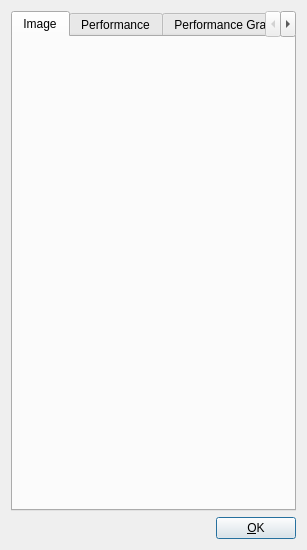
Old version of the form ui/processdetails.ui in the repository inspectC/linux-process-explorer.
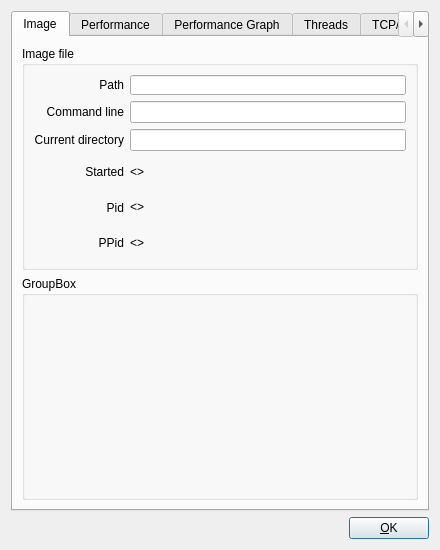
New version of the form. The open tabs and pages were chosen to show the change. Custom widgets are drawn as their Qt base class.

Commit message: UI for process image data added. Contents to be done!

Patch:
```diff
--- a/ui/processdetails.ui
+++ b/ui/processdetails.ui
@@ -6,7 +6,7 @@
    <rect>
     <x>0</x>
     <y>0</y>
-    <width>307</width>
+    <width>440</width>
     <height>549</height>
    </rect>
   </property>
@@ -47,6 +47,241 @@
       <attribute name="title">
        <string>Image</string>
       </attribute>
+      <layout class="QVBoxLayout" name="verticalLayout_7">
+       <item>
+        <widget class="QGroupBox" name="groupBox_7">
+         <property name="title">
+          <string>Image file</string>
+         </property>
+         <layout class="QVBoxLayout" name="verticalLayout_6">
+          <item>
+           <layout class="QHBoxLayout" name="horizontalLayout_8">
+            <property name="spacing">
+             <number>-1</number>
+            </property>
+            <property name="sizeConstraint">
+             <enum>QLayout::SetDefaultConstraint</enum>
+            </property>
+            <item>
+             <widget class="QLabel" name="label_2">
+              <property name="minimumSize">
+               <size>
+                <width>90</width>
+                <height>0</height>
+               </size>
+              </property>
+              <property name="maximumSize">
+               <size>
+                <width>90</width>
+                <height>20</height>
+               </size>
+              </property>
+              <property name="text">
+               <string>Path</string>
+              </property>
+              <property name="alignment">
+               <set>Qt::AlignRight|Qt::AlignTrailing|Qt::AlignVCenter</set>
+              </property>
+              <property name="margin">
+               <number>5</number>
+              </property>
+             </widget>
+            </item>
+            <item>
+             <widget class="QLineEdit" name="imagePathEdit">
+              <property name="maximumSize">
+               <size>
+                <width>16777215</width>
+                <height>20</height>
+               </size>
+              </property>
+             </widget>
+            </item>
+           </layout>
+          </item>
+          <item>
+           <layout class="QHBoxLayout" name="horizontalLayout_9">
+            <item>
+             <widget class="QLabel" name="label_3">
+              <property name="minimumSize">
+               <size>
+                <width>90</width>
+                <height>0</height>
+               </size>
+              </property>
+              <property name="maximumSize">
+               <size>
+                <width>90</width>
+                <height>16777215</height>
+               </size>
+              </property>
+              <property name="text">
+               <string>Command line</string>
+              </property>
+              <property name="alignment">
+               <set>Qt::AlignRight|Qt::AlignTrailing|Qt::AlignVCenter</set>
+              </property>
+              <property name="margin">
+               <number>5</number>
+              </property>
+             </widget>
+            </item>
+            <item>
+             <widget class="QLineEdit" name="imageCommandLineEdit"/>
+            </item>
+           </layout>
+          </item>
+          <item>
+           <layout class="QHBoxLayout" name="horizontalLayout_10">
+            <item>
+             <widget class="QLabel" name="label_4">
+              <property name="minimumSize">
+               <size>
+                <width>90</width>
+                <height>0</height>
+               </size>
+              </property>
+              <property name="maximumSize">
+               <size>
+                <width>90</width>
+                <height>16777215</height>
+               </size>
+              </property>
+              <property name="text">
+               <string>Current directory</string>
+              </property>
+              <property name="alignment">
+               <set>Qt::AlignRight|Qt::AlignTrailing|Qt::AlignVCenter</set>
+              </property>
+              <property name="margin">
+               <number>5</number>
+              </property>
+             </widget>
+            </item>
+            <item>
+             <widget class="QLineEdit" name="imagePwdEdit"/>
+            </item>
+           </layout>
+          </item>
+          <item>
+           <layout class="QHBoxLayout" name="horizontalLayout_11">
+            <item>
+             <widget class="QLabel" name="label_5">
+              <property name="minimumSize">
+               <size>
+                <width>90</width>
+                <height>0</height>
+               </size>
+              </property>
+              <property name="maximumSize">
+               <size>
+                <width>90</width>
+                <height>16777215</height>
+               </size>
+              </property>
+              <property name="text">
+               <string>Started</string>
+              </property>
+              <property name="alignment">
+               <set>Qt::AlignRight|Qt::AlignTrailing|Qt::AlignVCenter</set>
+              </property>
+              <property name="margin">
+               <number>5</number>
+              </property>
+             </widget>
+            </item>
+            <item>
+             <widget class="QLabel" name="imageStartedLabel">
+              <property name="text">
+               <string>&lt;&gt;</string>
+              </property>
+             </widget>
+            </item>
+           </layout>
+          </item>
+          <item>
+           <layout class="QHBoxLayout" name="horizontalLayout_12">
+            <item>
+             <widget class="QLabel" name="label_6">
+              <property name="minimumSize">
+               <size>
+                <width>90</width>
+                <height>0</height>
+               </size>
+              </property>
+              <property name="maximumSize">
+               <size>
+                <width>90</width>
+                <height>16777215</height>
+               </size>
+              </property>
+              <property name="text">
+               <string>Pid</string>
+              </property>
+              <property name="alignment">
+               <set>Qt::AlignRight|Qt::AlignTrailing|Qt::AlignVCenter</set>
+              </property>
+              <property name="margin">
+               <number>5</number>
+              </property>
+             </widget>
+            </item>
+            <item>
+             <widget class="QLabel" name="imagePidLabel">
+              <property name="text">
+               <string>&lt;&gt;</string>
+              </property>
+             </widget>
+            </item>
+           </layout>
+          </item>
+          <item>
+           <layout class="QHBoxLayout" name="horizontalLayout_13">
+            <item>
+             <widget class="QLabel" name="label_7">
+              <property name="minimumSize">
+               <size>
+                <width>90</width>
+                <height>0</height>
+               </size>
+              </property>
+              <property name="maximumSize">
+               <size>
+                <width>90</width>
+                <height>16777215</height>
+               </size>
+              </property>
+              <property name="text">
+               <string>PPid</string>
+              </property>
+              <property name="alignment">
+               <set>Qt::AlignRight|Qt::AlignTrailing|Qt::AlignVCenter</set>
+              </property>
+              <property name="margin">
+               <number>5</number>
+              </property>
+             </widget>
+            </item>
+            <item>
+             <widget class="QLabel" name="imagePPidLabel">
+              <property name="text">
+               <string>&lt;&gt;</string>
+              </property>
+             </widget>
+            </item>
+           </layout>
+          </item>
+         </layout>
+        </widget>
+       </item>
+       <item>
+        <widget class="QGroupBox" name="groupBox_8">
+         <property name="title">
+          <string>GroupBox</string>
+         </property>
+        </widget>
+       </item>
+      </layout>
      </widget>
      <widget class="QWidget" name="performance">
       <attribute name="title">
```
Left out of the diff: 50 changed lines with no effect on the pictures. The commit also changes 1 other file.
